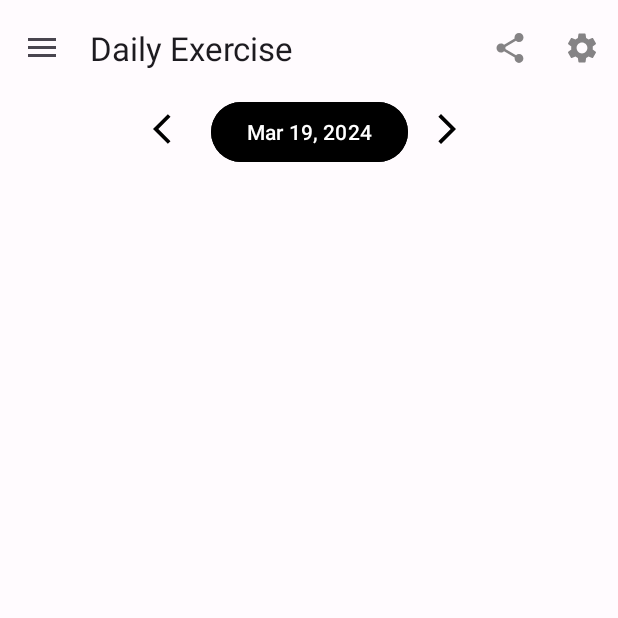
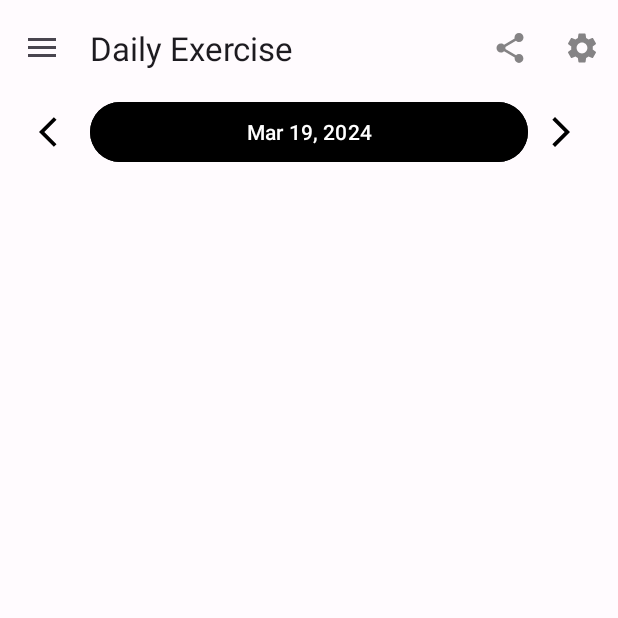
Before and after one commit to bharath-temp/Swol, an Android app: the screen it shows after launch (MainActivity), on a phone screen of 412 x 824 dp, the top half of it. Run offline under Robolectric (Android 15) with nearby library versions, the phone set to English and light mode, and no system bars; our stand-ins replace Room's generated code, navigation-ui.

Commit message:
Updated daily fragment xml

```diff
--- a/app/src/main/res/layout/fragment_daily_exercise_summary.xml
+++ b/app/src/main/res/layout/fragment_daily_exercise_summary.xml
@@ -4,16 +4,17 @@
     android:layout_width="match_parent"
     android:layout_height="match_parent">
 
-    <Button
-        android:id="@+id/btn_select_date"
-        android:layout_width="wrap_content"
+    <LinearLayout
+        android:id="@+id/ll_date_selector"
+        android:layout_width="0dp"
         android:layout_height="wrap_content"
+        android:paddingLeft="16dp"
+        android:paddingRight="16dp"
+        android:orientation="horizontal"
+        android:gravity="center"
         app:layout_constraintTop_toTopOf="parent"
         app:layout_constraintStart_toStartOf="parent"
-        app:layout_constraintEnd_toEndOf="parent"
-        app:layout_constraintHorizontal_bias="0.5"
-        android:backgroundTint="@color/black"
-        android:textColor="@color/white"/>
+        app:layout_constraintEnd_toEndOf="parent">
 
         <ImageButton
             android:id="@+id/id_backward"
@@ -21,12 +22,16 @@
             android:layout_height="wrap_content"
             android:src="@drawable/backarrow"
             android:background="?android:attr/selectableItemBackground"
-        app:layout_constraintTop_toTopOf="parent"
-        app:layout_constraintStart_toStartOf="parent"
-        app:layout_constraintEnd_toEndOf="parent"
-        app:layout_constraintHorizontal_bias="0.25"
             android:padding="10dp"
             />
+
+        <Button
+            android:id="@+id/btn_select_date"
+            android:layout_width="0dp"
+            android:layout_height="wrap_content"
+            android:layout_weight="1"
+            android:backgroundTint="@color/black"
+            android:textColor="@color/white"/>
 
         <ImageButton
             android:id="@+id/id_forward"
@@ -34,18 +39,15 @@
             android:layout_height="wrap_content"
             android:src="@drawable/forwardarrow"
             android:background="?android:attr/selectableItemBackground"
-        app:layout_constraintTop_toTopOf="parent"
-        app:layout_constraintStart_toStartOf="parent"
-        app:layout_constraintEnd_toEndOf="parent"
-        app:layout_constraintHorizontal_bias="0.75"
             android:padding="10dp"/>
+
+    </LinearLayout>
 
     <androidx.recyclerview.widget.RecyclerView
         android:id="@+id/exercise_recycler_view"
         android:layout_width="match_parent"
         android:layout_height="0dp"
-        app:layout_constraintTop_toBottomOf="@id/btn_select_date"
-        app:layout_constraintBottom_toBottomOf="parent"
-        app:layout_constraintVertical_bias="0.5" />
+        app:layout_constraintTop_toBottomOf="@id/ll_date_selector"
+        app:layout_constraintBottom_toBottomOf="parent" />
 
 </androidx.constraintlayout.widget.ConstraintLayout>
```
Lines whose indentation alone changed are shown as unchanged.
